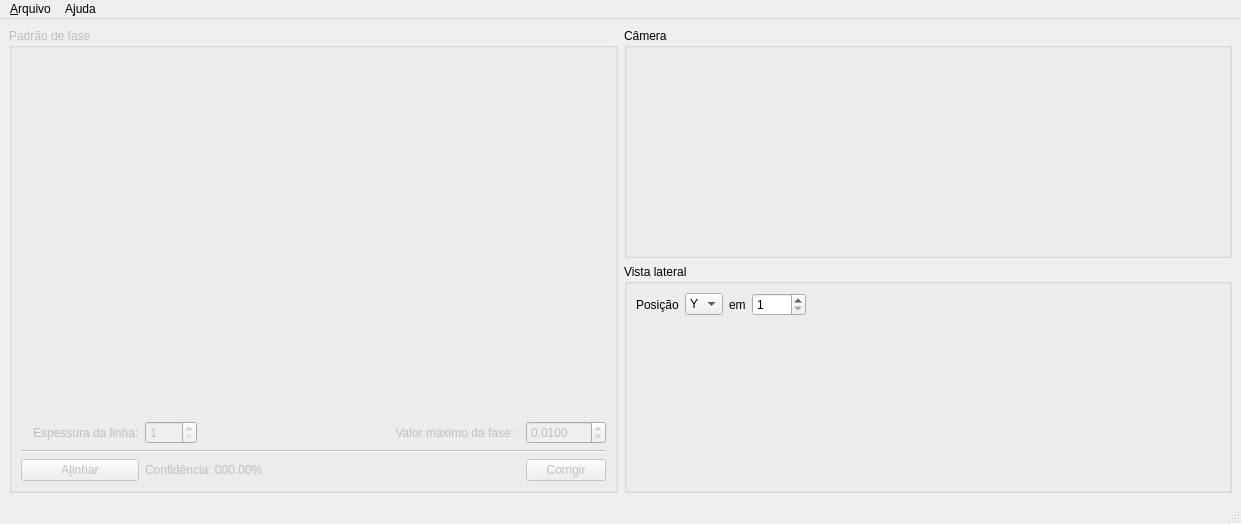
Above: mainwindow.ui from airtonrampim/PhaseOptimizer before the change. Below: the same form after it.
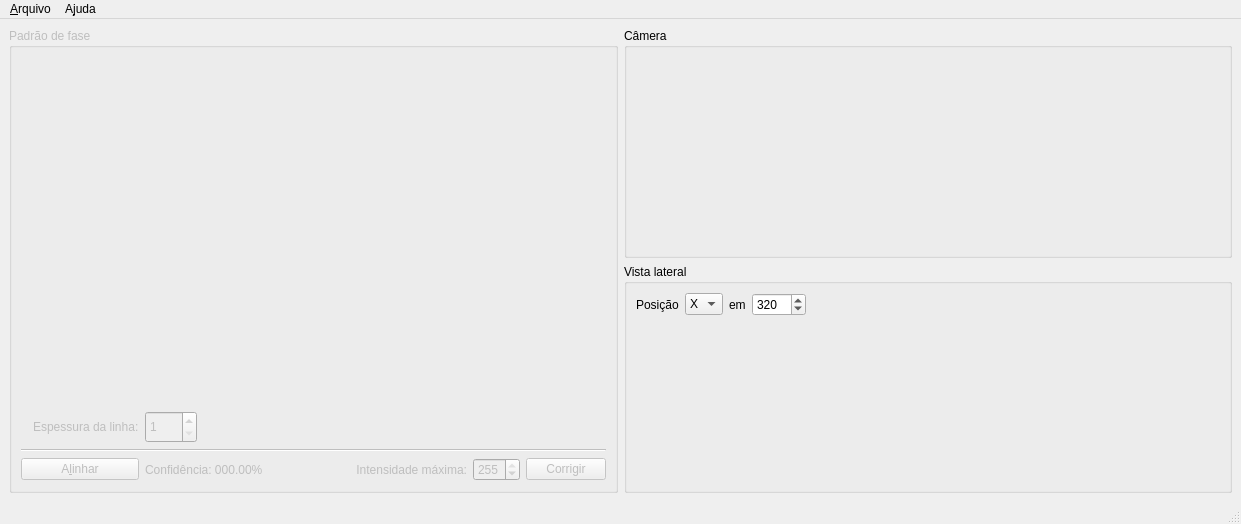
That is the form after the change. Icons and pictures are not drawn.

Commit message: Mudanças a serem submetidas: 	modified:   PhaseOptimizer.py 	modified:   camera_simulation.py 	renamed:    images/rectangle2.png -> images/rectangle.png 	new file:   images/rectangle_bilinear.png 	new file:   images/rectangle_linear.png 	modified:   mainwindow.py 	modified:   mainwindow.ui 	modified:   optimize.py 	modified:   phase.py

Diff of the .ui file:
```diff
--- a/mainwindow.ui
+++ b/mainwindow.ui
@@ -56,53 +56,6 @@
        <string>Padrão de fase</string>
       </property>
       <layout class="QGridLayout" name="gridLayout_3">
-       <item row="8" column="8">
-        <widget class="QPushButton" name="pbCorrect">
-         <property name="text">
-          <string>Corrigir</string>
-         </property>
-        </widget>
-       </item>
-       <item row="5" column="0" colspan="9">
-        <widget class="Line" name="line">
-         <property name="orientation">
-          <enum>Qt::Horizontal</enum>
-         </property>
-        </widget>
-       </item>
-       <item row="8" column="6">
-        <spacer name="horizontalSpacer_2">
-         <property name="orientation">
-          <enum>Qt::Horizontal</enum>
-         </property>
-         <property name="sizeHint" stdset="0">
-          <size>
-           <width>40</width>
-           <height>20</height>
-          </size>
-         </property>
-        </spacer>
-       </item>
-       <item row="0" column="2" colspan="7">
-        <widget class="QLabel" name="lblPhase">
-         <property name="contextMenuPolicy">
-          <enum>Qt::ActionsContextMenu</enum>
-         </property>
-         <property name="text">
-          <string/>
-         </property>
-         <property name="alignment">
-          <set>Qt::AlignCenter</set>
-         </property>
-        </widget>
-       </item>
-       <item row="8" column="3">
-        <widget class="QLabel" name="lblConfidence">
-         <property name="text">
-          <string>Confidência: 000.00%</string>
-         </property>
-        </widget>
-       </item>
        <item row="8" column="0" colspan="3">
         <widget class="QPushButton" name="pbAlign">
          <property name="text">
@@ -110,29 +63,33 @@
          </property>
         </widget>
        </item>
-       <item row="1" column="8">
-        <widget class="QDoubleSpinBox" name="dsbPhaseValue">
-         <property name="decimals">
-          <number>4</number>
+       <item row="8" column="7">
+        <widget class="QLabel" name="lblIntValue">
+         <property name="enabled">
+          <bool>false</bool>
          </property>
-         <property name="minimum">
-          <double>0.000100000000000</double>
+         <property name="text">
+          <string>Intensidade máxima:</string>
          </property>
-         <property name="maximum">
-          <double>3.141600000000000</double>
+         <property name="alignment">
+          <set>Qt::AlignRight|Qt::AlignTrailing|Qt::AlignVCenter</set>
          </property>
-         <property name="singleStep">
-          <double>0.000100000000000</double>
+        </widget>
+       </item>
+       <item row="8" column="9">
+        <widget class="QPushButton" name="pbCorrect">
+         <property name="enabled">
+          <bool>false</bool>
          </property>
-         <property name="value">
-          <double>0.010000000000000</double>
+         <property name="text">
+          <string>Corrigir</string>
          </property>
         </widget>
        </item>
-       <item row="1" column="2">
-        <widget class="QLabel" name="lblLineThickness">
-         <property name="text">
-          <string>Espessura da linha:</string>
+       <item row="5" column="0" colspan="10">
+        <widget class="Line" name="line">
+         <property name="orientation">
+          <enum>Qt::Horizontal</enum>
          </property>
         </widget>
        </item>
@@ -152,13 +109,59 @@
          </property>
         </widget>
        </item>
-       <item row="1" column="6">
-        <widget class="QLabel" name="lblPhaseValue">
+       <item row="1" column="2">
+        <widget class="QLabel" name="lblLineThickness">
          <property name="text">
-          <string>Valor máximo da fase:</string>
+          <string>Espessura da linha:</string>
+         </property>
+        </widget>
+       </item>
+       <item row="8" column="3">
+        <widget class="QLabel" name="lblConfidence">
+         <property name="text">
+          <string>Confidência: 000.00%</string>
+         </property>
+        </widget>
+       </item>
+       <item row="8" column="6">
+        <spacer name="horizontalSpacer_2">
+         <property name="orientation">
+          <enum>Qt::Horizontal</enum>
+         </property>
+         <property name="sizeHint" stdset="0">
+          <size>
+           <width>40</width>
+           <height>20</height>
+          </size>
+         </property>
+        </spacer>
+       </item>
+       <item row="0" column="2" colspan="8">
+        <widget class="QLabel" name="lblPhase">
+         <property name="contextMenuPolicy">
+          <enum>Qt::ActionsContextMenu</enum>
+         </property>
+         <property name="text">
+          <string/>
          </property>
          <property name="alignment">
-          <set>Qt::AlignRight|Qt::AlignTrailing|Qt::AlignVCenter</set>
+          <set>Qt::AlignCenter</set>
+         </property>
+        </widget>
+       </item>
+       <item row="8" column="8">
+        <widget class="QSpinBox" name="sbIntValue">
+         <property name="enabled">
+          <bool>false</bool>
+         </property>
+         <property name="minimum">
+          <number>1</number>
+         </property>
+         <property name="maximum">
+          <number>255</number>
+         </property>
+         <property name="value">
+          <number>255</number>
          </property>
         </widget>
        </item>
@@ -190,7 +193,7 @@
        <item row="0" column="1">
         <widget class="QComboBox" name="cbPosition">
          <property name="currentIndex">
-          <number>1</number>
+          <number>0</number>
          </property>
          <item>
           <property name="text">
@@ -232,6 +235,9 @@
          <property name="maximum">
           <number>1280</number>
          </property>
+         <property name="value">
+          <number>320</number>
+         </property>
         </widget>
        </item>
        <item row="0" column="4">
```
Left out of the diff: 1 changed line with no effect on the pictures. The commit also changes 8 other files.
